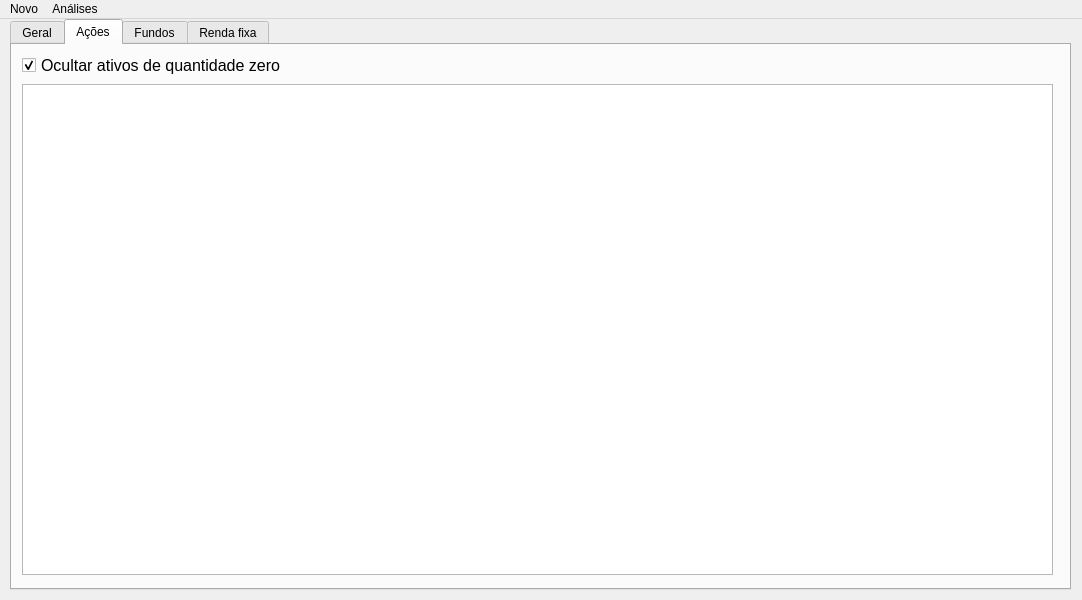
Old version of the form mainwindow.ui in the repository ThiagoServulo/MyFinancialAssets.
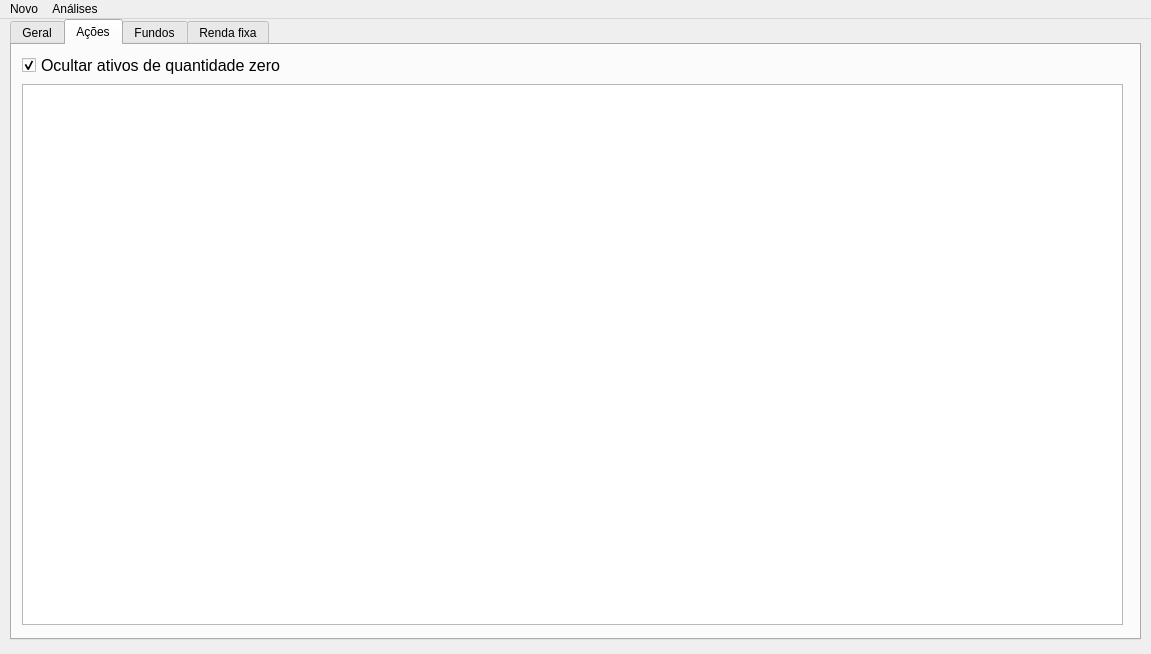
New version of the form. The open tabs and pages were chosen to show the change.

The edit to the form file:
```diff
--- a/mainwindow.ui
+++ b/mainwindow.ui
@@ -6,8 +6,8 @@
    <rect>
     <x>0</x>
     <y>0</y>
-    <width>1082</width>
-    <height>600</height>
+    <width>1151</width>
+    <height>654</height>
    </rect>
   </property>
   <property name="windowTitle">
@@ -19,8 +19,8 @@
      <rect>
       <x>10</x>
       <y>0</y>
-      <width>1061</width>
-      <height>571</height>
+      <width>1131</width>
+      <height>621</height>
      </rect>
     </property>
     <property name="currentIndex">
@@ -40,8 +40,8 @@
        <rect>
         <x>10</x>
         <y>39</y>
-        <width>1031</width>
-        <height>491</height>
+        <width>1101</width>
+        <height>541</height>
        </rect>
       </property>
      </widget>
@@ -125,7 +125,7 @@
     <rect>
      <x>0</x>
      <y>0</y>
-     <width>1082</width>
+     <width>1151</width>
      <height>21</height>
     </rect>
    </property>
```
Left out of the diff: 10 changed lines with no effect on the pictures.
